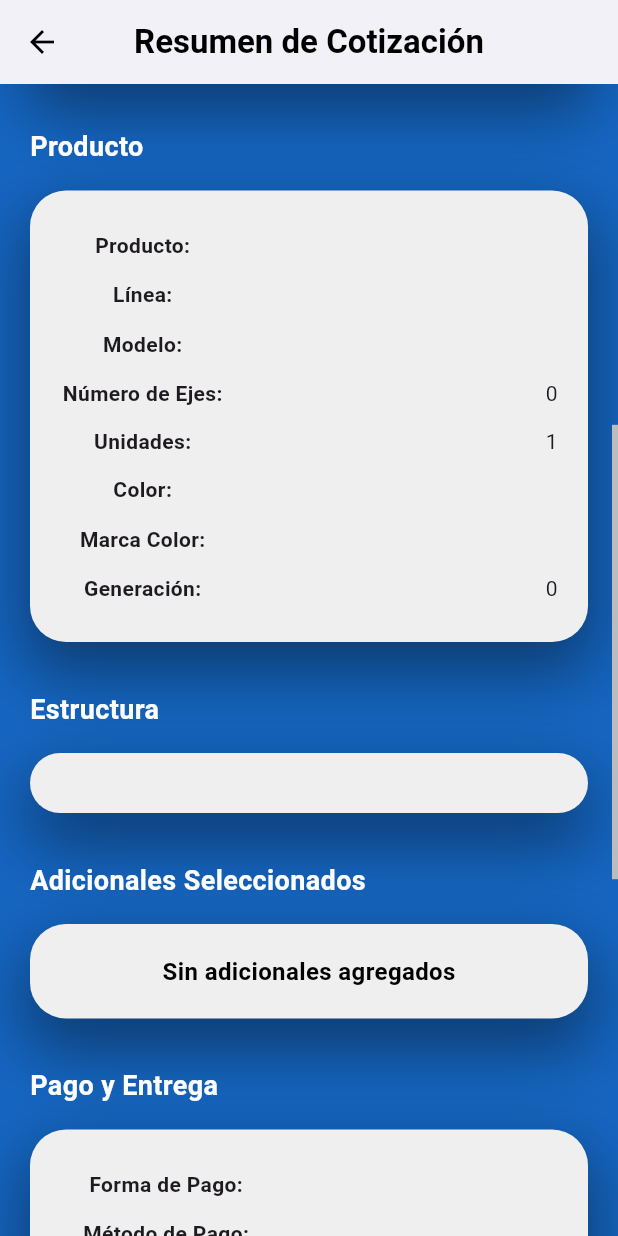
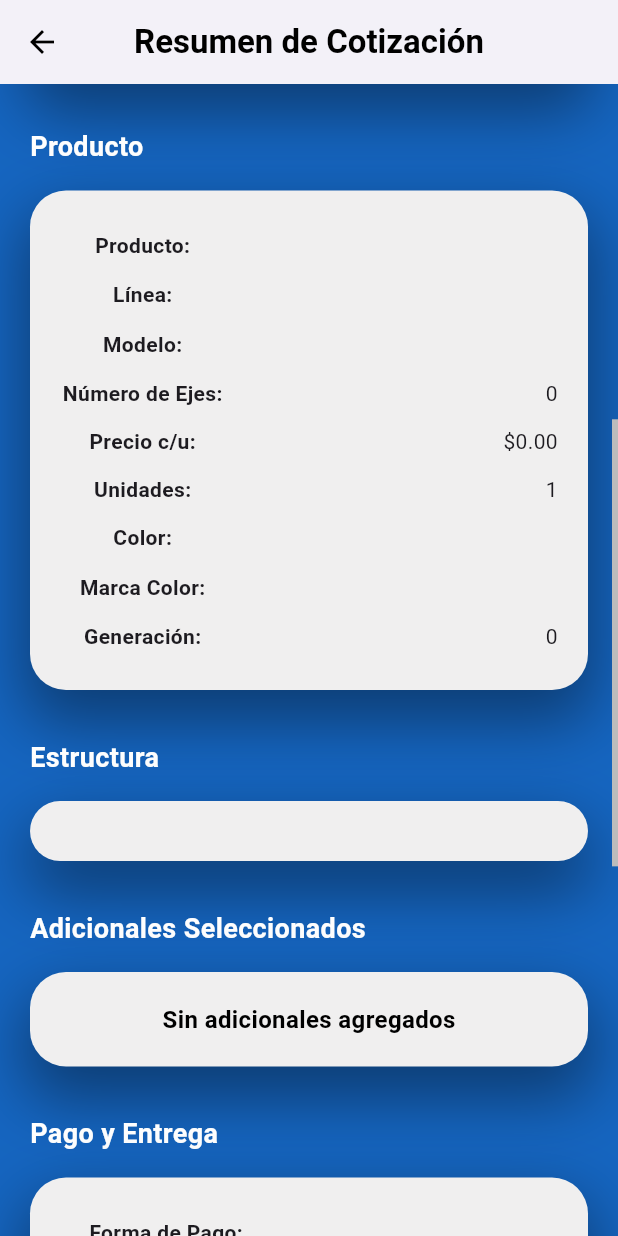
Before and after one commit to ricardomtnez/transtoolsapp, a Flutter app: the Seccion4 screen opened directly with empty values, scrolled down 576 dp, on a phone screen of 412 x 824 dp. Run offline on Flutter 3.47's test engine with Material 3 defaults, Android fonts, the phone set to English and light mode, and no system bars; our stand-ins replace connectivity_plus, loading_indicator, pdf, printing, shared_preferences; accounts and stored records are empty; network calls fail.

Commit message:
Ajustes de lógica y visualización para sección 4

```diff
--- a/lib/views/cotizador/seccion2.dart
+++ b/lib/views/cotizador/seccion2.dart
@@ -559,9 +559,7 @@ class _Seccion2State extends State<Seccion2> {
             padding: const EdgeInsets.only(top: 16, bottom: 4),
             child: Row(
               mainAxisAlignment: MainAxisAlignment.center,
-              children: [
-                _chipEstadoProducto(_estadoProducto ?? ''),
-              ],
+              children: [_chipEstadoProducto(_estadoProducto ?? '')],
             ),
           ),
           Theme(
@@ -603,7 +601,8 @@ class _Seccion2State extends State<Seccion2> {
                     crossAxisAlignment: CrossAxisAlignment.stretch,
                     children: [
                       // Muestra la configuración
-                      if (configuracionExtra != null && configuracionExtra.isNotEmpty)
+                      if (configuracionExtra != null &&
+                          configuracionExtra.isNotEmpty)
                         Padding(
                           padding: const EdgeInsets.only(top: 4, bottom: 8),
                           child: Text(
@@ -782,9 +781,8 @@ class _Seccion2State extends State<Seccion2> {
     return kits.map<TableRow>((kit) {
       final name = kit['name'] ?? '';
       final adicionales = kit['adicionales'] ?? '';
-
-      final isExcluded =
-          _excludedFeatures['Adicionales de Línea']?.contains(name) ?? false;
+      // El estado visual depende de _excludedFeatures, pero el estado funcional depende de 'excluido'
+      final isExcluded = kit['excluido'] == false;
 
       return TableRow(
         decoration: BoxDecoration(
@@ -821,7 +819,8 @@ class _Seccion2State extends State<Seccion2> {
               ),
               onPressed: () {
                 setState(() {
-                  if (isExcluded) {
+                  kit['excluido'] = !(kit['excluido'] == true);
+                  if (kit['excluido'] == true) {
                     _excludedFeatures['Adicionales de Línea']?.remove(name);
                   } else {
                     _excludedFeatures
@@ -1675,10 +1674,7 @@ class _Seccion2State extends State<Seccion2> {
         contentPadding: const EdgeInsets.symmetric(horizontal: 20, vertical: 3),
         title: const Text(
           "Importe",
-          style: TextStyle(
-            fontSize: 16,
-            fontWeight: FontWeight.bold,
-          ),
+          style: TextStyle(fontSize: 16, fontWeight: FontWeight.bold),
         ),
         trailing: Text(
           formatCurrency(totalGeneral),
--- a/lib/views/cotizador/seccion4.dart
+++ b/lib/views/cotizador/seccion4.dart
@@ -154,14 +154,15 @@ class Seccion4 extends StatelessWidget {
                         _tableRow('Producto: ', cotizacion.producto),
                         _tableRow('Línea: ', cotizacion.linea),
                         _tableRow('Modelo: ', cotizacion.modelo),
+                        _tableRow('Número de Ejes: ', cotizacion.numeroEjes.toString()),
                         _tableRow(
-                          'Número de Ejes: ',
-                          cotizacion.numeroEjes.toString(),
+                          'Precio c/u:',
+                          NumberFormat.currency(
+                            locale: 'es_MX',
+                            symbol: '\$',
+                          ).format(cotizacion.precioProductoConAdicionales ?? 0),
                         ),
-                        _tableRow(
-                          'Unidades: ',
-                          cotizacion.numeroUnidades.toString(),
-                        ),
+                        _tableRow('Unidades: ', cotizacion.numeroUnidades.toString()),
                         _tableRow('Color: ', cotizacion.color),
                         _tableRow('Marca Color: ', cotizacion.marcaColor),
                         _tableRow(
@@ -318,7 +319,9 @@ class Seccion4 extends StatelessWidget {
                             color: Colors.black,
                           ),
                         ),
-                        Text(
+                        Tooltip(
+                          message: 'Este es el precio total para ${cotizacion.numeroUnidades} unidades',
+                          child: Text(
                             NumberFormat.currency(
                               locale: 'es_MX',
                               symbol: '\$',
@@ -330,6 +333,7 @@ class Seccion4 extends StatelessWidget {
                               fontWeight: FontWeight.bold,
                               fontSize: 16,
                               color: Color(0xFF1565C0),
+                            ),
                           ),
                         ),
                       ],
@@ -347,18 +351,20 @@ class Seccion4 extends StatelessWidget {
                             color: Colors.black,
                           ),
                         ),
-                        Text(
+                        Tooltip(
+                          message: 'Este es el precio total de los adicionales para ${cotizacion.numeroUnidades} unidades',
+                          child: Text(
                             NumberFormat.currency(
                               locale: 'es_MX',
                               symbol: '\$',
                             ).format(
-                            (cotizacion.totalAdicionales ?? 0) *
-                                (cotizacion.numeroUnidades),
+                              (cotizacion.totalAdicionales ?? 0) * (cotizacion.numeroUnidades),
                             ),
                             style: const TextStyle(
                               fontWeight: FontWeight.bold,
                               fontSize: 16,
                               color: Color(0xFF1565C0),
+                            ),
                           ),
                         ),
                       ],
@@ -617,9 +623,31 @@ class Seccion4 extends StatelessWidget {
         .toList();
 
     // Agrega el título solo si hay adicionales de línea no excluidos
-    final adicionalesIncluidos = adicionalesDeLinea
-        .where((a) => a['excluido'] != true)
+    final adicionalesIncluidos = cotizacion.adicionalesDeLinea
+        .where((a) => a['excluido'] == true)
         .toList();
+
+    if (cotizacion.adicionalesDeLinea.isNotEmpty && adicionalesIncluidos.isEmpty) {
+      rows.add(
+        TableRow(
+          children: [
+            Padding(
+              padding: const EdgeInsets.symmetric(vertical: 8),
+              child: Text(
+                'Sin adicional de línea',
+                style: const TextStyle(
+                  fontWeight: FontWeight.bold,
+                  fontSize: 15,
+                ),
+                textAlign: TextAlign.left,
+              ),
+            ),
+            const SizedBox(),
+          ],
+        ),
+      );
+    }
+
     if (adicionalesIncluidos.isNotEmpty) {
       rows.add(
         TableRow(
```
Lines whose indentation alone changed are shown as unchanged.
